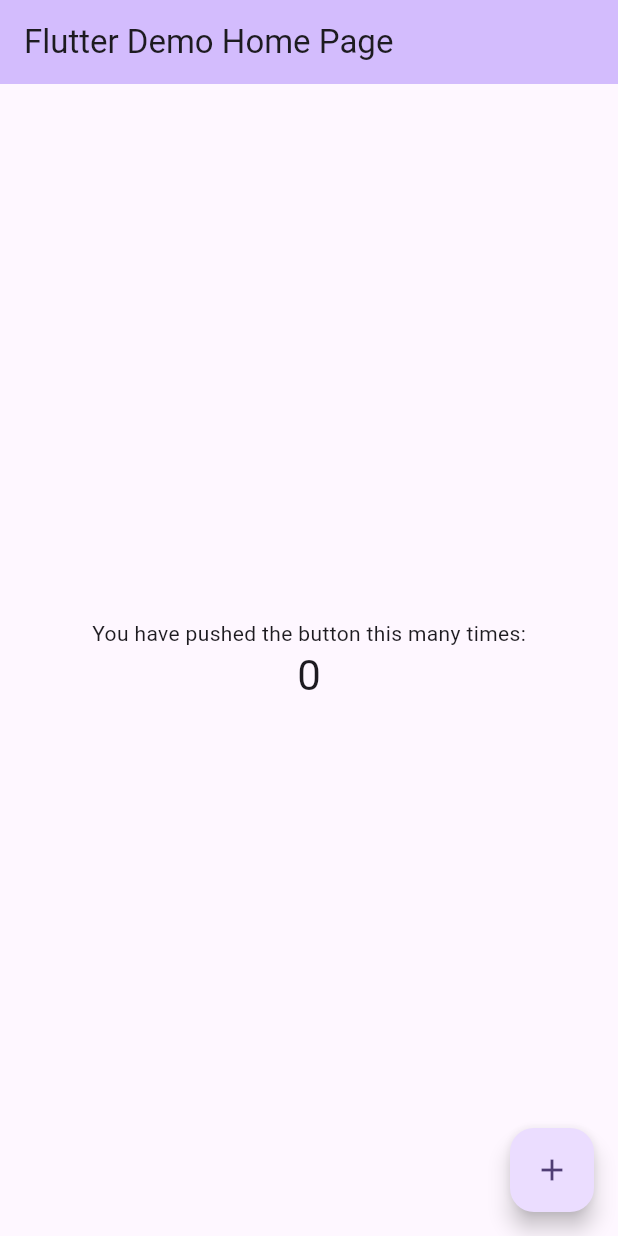
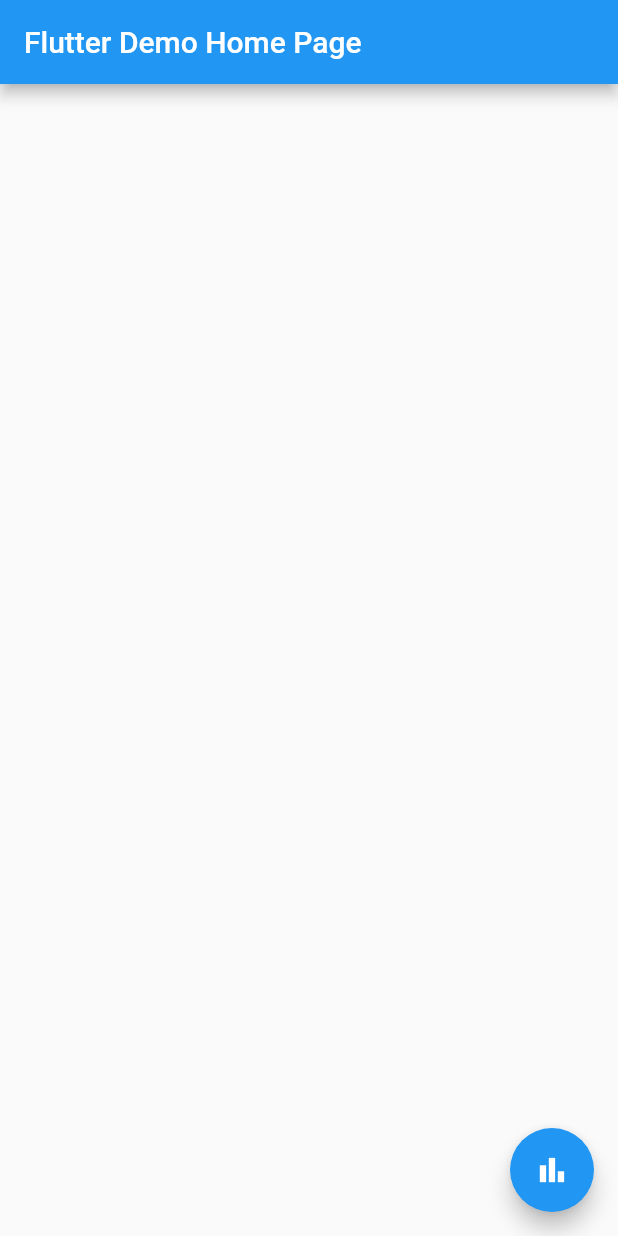
Before and after one commit to tai24112003/appptstore, a Flutter app: the screen it shows after launch, on a phone screen of 412 x 824 dp. Run offline on Flutter 3.47's test engine with Material 2 defaults, Android fonts, the phone set to English and light mode, and no system bars.

Commit message:
Update main.dart

```diff
--- a/lib/main.dart
+++ b/lib/main.dart
@@ -1,4 +1,8 @@
 import 'package:flutter/material.dart';
+import 'statistics.dart';
+import 'statistics_products_purschased.dart';
+import 'statistics_products_successed.dart';
+import 'statistic_bill.dart';
 
 void main() {
   runApp(const MyApp());
@@ -15,23 +19,16 @@ class MyApp extends StatelessWidget {
       theme: ThemeData(
         // This is the theme of your application.
         //
-        // TRY THIS: Try running your application with "flutter run". You'll see
-        // the application has a blue toolbar. Then, without quitting the app,
-        // try changing the seedColor in the colorScheme below to Colors.green
-        // and then invoke "hot reload" (save your changes or press the "hot
-        // reload" button in a Flutter-supported IDE, or press "r" if you used
-        // the command line to start the app).
-        //
+        // Try running your application with "flutter run". You'll see the
+        // application has a blue toolbar. Then, without quitting the app, try
+        // changing the primarySwatch below to Colors.green and then invoke
+        // "hot reload" (press "r" in the console where you ran "flutter run",
+        // or simply save your changes to "hot reload" in a Flutter IDE).
         // Notice that the counter didn't reset back to zero; the application
-        // state is not lost during the reload. To reset the state, use hot
-        // restart instead.
-        //
-        // This works for code too, not just values: Most code changes can be
-        // tested with just a hot reload.
-        colorScheme: ColorScheme.fromSeed(seedColor: Colors.deepPurple),
-        useMaterial3: true,
+        // is not restarted.
+        primarySwatch: Colors.blue,
       ),
-      home: const MyHomePage(title: 'Flutter Demo Home Page'),
+      home: MyHomePage(title: 'Flutter Demo Home Page'),
     );
   }
 }
@@ -55,17 +52,11 @@ class MyHomePage extends StatefulWidget {
 }
 
 class _MyHomePageState extends State<MyHomePage> {
-  int _counter = 0;
-
-  void _incrementCounter() {
-    setState(() {
-      // This call to setState tells the Flutter framework that something has
-      // changed in this State, which causes it to rerun the build method below
-      // so that the display can reflect the updated values. If we changed
-      // _counter without calling setState(), then the build method would not be
-      // called again, and so nothing would appear to happen.
-      _counter++;
-    });
+  void navigateToStatisticsPage() {
+    Navigator.push(
+      context,
+      MaterialPageRoute(builder: (context) => Statistics_Bill()),
+    );
   }
 
   @override
@@ -78,10 +69,6 @@ class _MyHomePageState extends State<MyHomePage> {
     // than having to individually change instances of widgets.
     return Scaffold(
       appBar: AppBar(
-        // TRY THIS: Try changing the color here to a specific color (to
-        // Colors.amber, perhaps?) and trigger a hot reload to see the AppBar
-        // change color while the other colors stay the same.
-        backgroundColor: Theme.of(context).colorScheme.inversePrimary,
         // Here we take the value from the MyHomePage object that was created by
         // the App.build method, and use it to set our appbar title.
         title: Text(widget.title),
@@ -94,31 +81,23 @@ class _MyHomePageState extends State<MyHomePage> {
           // arranges them vertically. By default, it sizes itself to fit its
           // children horizontally, and tries to be as tall as its parent.
           //
+          // Invoke "debug painting" (press "p" in the console, choose the
+          // "Toggle Debug Paint" action from the Flutter Inspector in Android
+          // Studio, or the "Toggle Debug Paint" command in Visual Studio Code)
+          // to see the wireframe for each widget.
+          //
           // Column has various properties to control how it sizes itself and
           // how it positions its children. Here we use mainAxisAlignment to
           // center the children vertically; the main axis here is the vertical
           // axis because Columns are vertical (the cross axis would be
           // horizontal).
-          //
-          // TRY THIS: Invoke "debug painting" (choose the "Toggle Debug Paint"
-          // action in the IDE, or press "p" in the console), to see the
-          // wireframe for each widget.
           mainAxisAlignment: MainAxisAlignment.center,
-          children: <Widget>[
-            const Text(
-              'You have pushed the button this many times:',
-            ),
-            Text(
-              '$_counter',
-              style: Theme.of(context).textTheme.headlineMedium,
-            ),
-          ],
         ),
       ),
       floatingActionButton: FloatingActionButton(
-        onPressed: _incrementCounter,
-        tooltip: 'Increment',
-        child: const Icon(Icons.add),
+        onPressed: navigateToStatisticsPage,
+        tooltip: 'Go to Statistics Page',
+        child: const Icon(Icons.bar_chart),
       ), // This trailing comma makes auto-formatting nicer for build methods.
     );
   }
```
